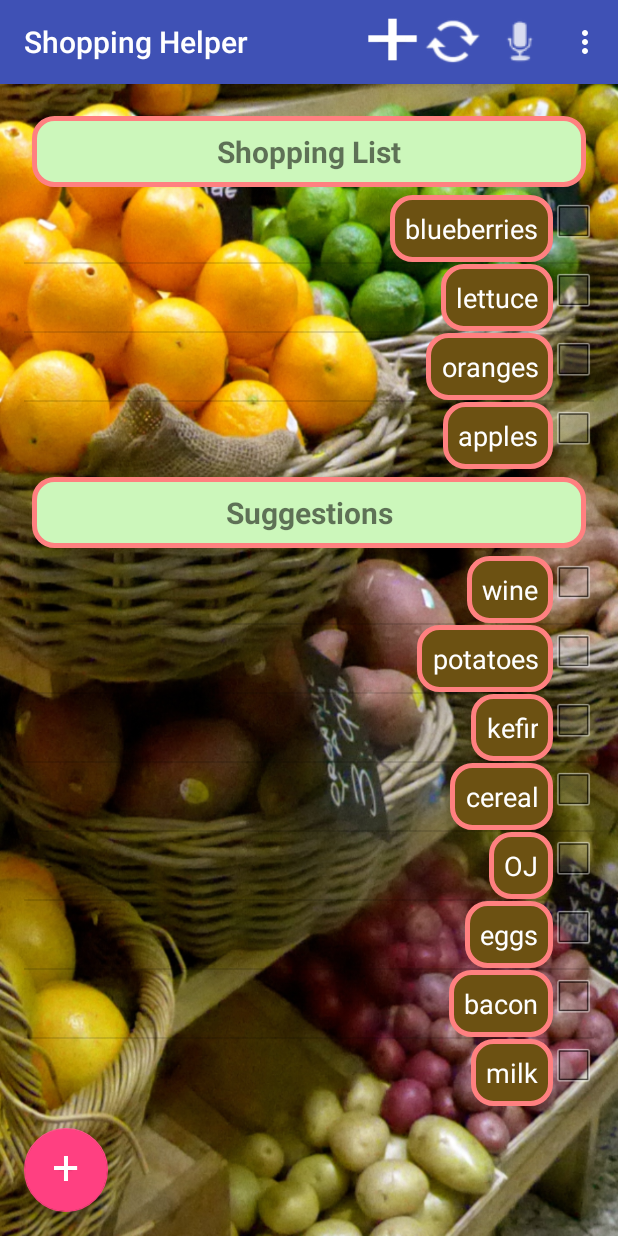
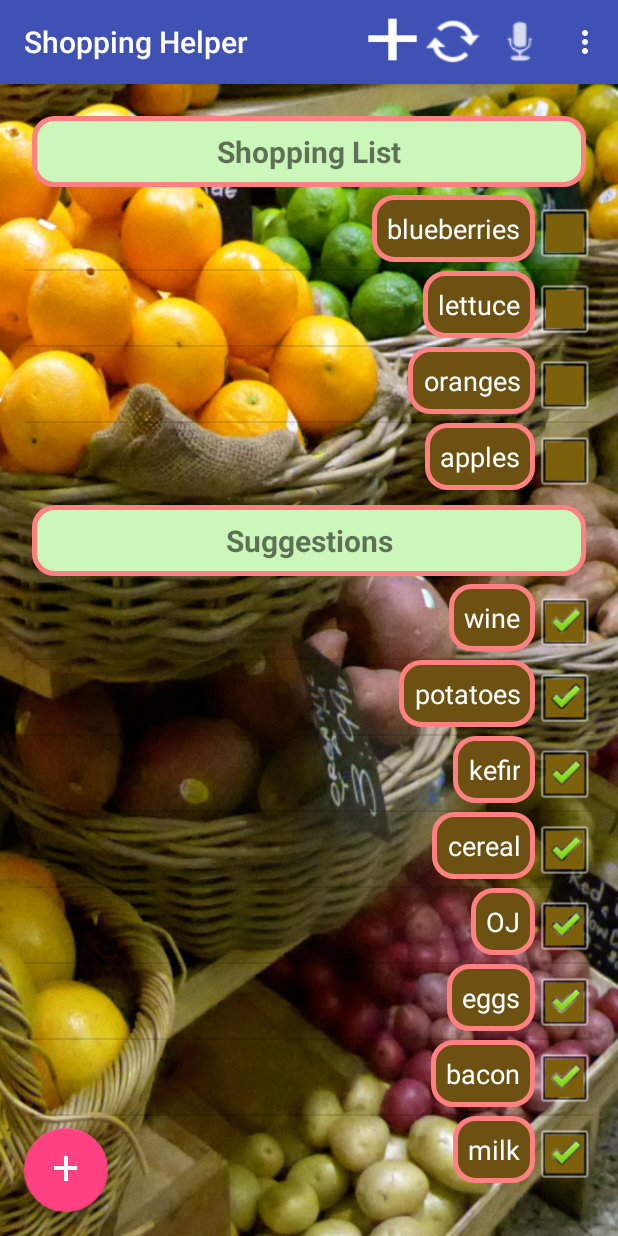
Before and after one commit to dlrogers/SmartList2, an Android app: the screen it shows after launch (MainActivity), on a phone screen of 412 x 824 dp. Run offline under Robolectric (Android 15) with nearby library versions, the phone set to English and light mode, and no system bars.

```diff
--- a/app/src/main/java/com/symdesign/smartlist/SLAdapter.java
+++ b/app/src/main/java/com/symdesign/smartlist/SLAdapter.java
@@ -51,16 +51,19 @@ public class SLAdapter extends ArrayAdapter<Item> {
     public TextHandler textHandler;
     public boolean checked=false;
     static String[] cols = {"_id","name","inList","last_time","last_avg","ratio"};
+    int layout;
 
-    public SLAdapter(Context context,ArrayList<Item> items) {
+    public SLAdapter(Context context,ArrayList<Item> items, int box_layout)
+    {
         super(context,0,items);
+        layout = box_layout;
     }
 
     @Override
     public View getView(int position, View convertView, ViewGroup parent) {
         Item item = getItem(position);
         if(convertView == null)
-            convertView = LayoutInflater.from(getContext()).inflate(R.layout.list_entry,parent,false);
+            convertView = LayoutInflater.from(getContext()).inflate(layout,parent,false);
         TextView slName = (TextView) convertView.findViewById(R.id.name);
         slName.setText(item.name);
         ChkBox ck = (ChkBox) convertView.findViewById(R.id.list_cbox);
@@ -85,7 +88,7 @@ public class SLAdapter extends ArrayAdapter<Item> {
         Collections.sort(itemsList);
         prtItems(n,itemsList);
         prtElapsed(time);
-        listAdapter = new SLAdapter(context,itemsList);
+        listAdapter = new SLAdapter(context,itemsList,R.layout.list_entry);
         listAdapter.checked = false;
         listView.setAdapter(listAdapter);
 
@@ -104,7 +107,7 @@ public class SLAdapter extends ArrayAdapter<Item> {
         Collections.sort(itemsSuggest);
         prtElapsed(time);
         prtItems(n,itemsSuggest);
-        suggestAdapter = new SLAdapter(context,itemsSuggest);
+        suggestAdapter = new SLAdapter(context,itemsSuggest,R.layout.suggest_entry);
         suggestAdapter.checked = true;
         suggestView.setAdapter(suggestAdapter);
 
--- a/app/src/main/res/layout/list_entry.xml
+++ b/app/src/main/res/layout/list_entry.xml
@@ -12,7 +12,7 @@
         android:adjustViewBounds="true"
         android:scaleType="centerInside"
         android:baseline="25dp"
-        android:maxHeight="35dp" android:maxWidth="35dp"
+        android:maxHeight="50dp" android:maxWidth="50dp"
         android:focusable="false"/>
     <com.symdesign.smartlist.NameBox
         android:id="@+id/name"
```
Also changed, not shown: app/src/main/res/drawable/btn_check_off.png, app/src/main/res/drawable/btn_check_on.png.
